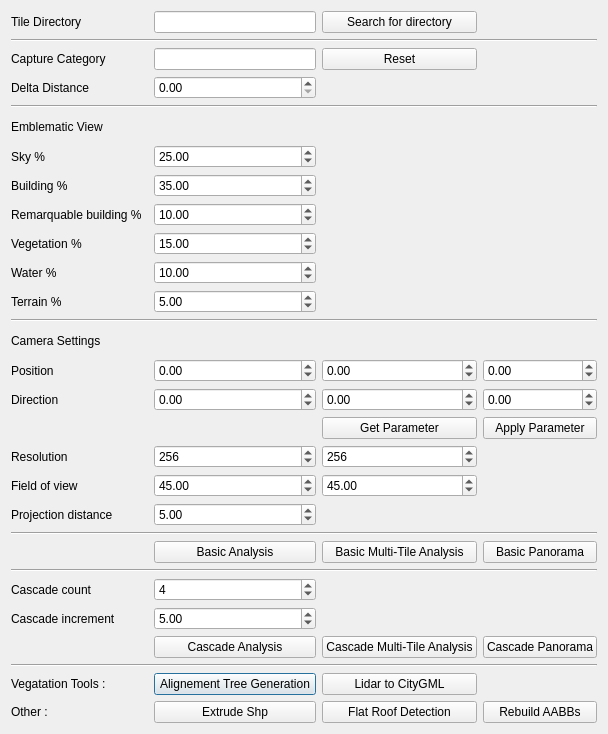
First picture: the form in ui/dialogVisibilite.ui, repository VCityTeam/3DUSE, before the edit.
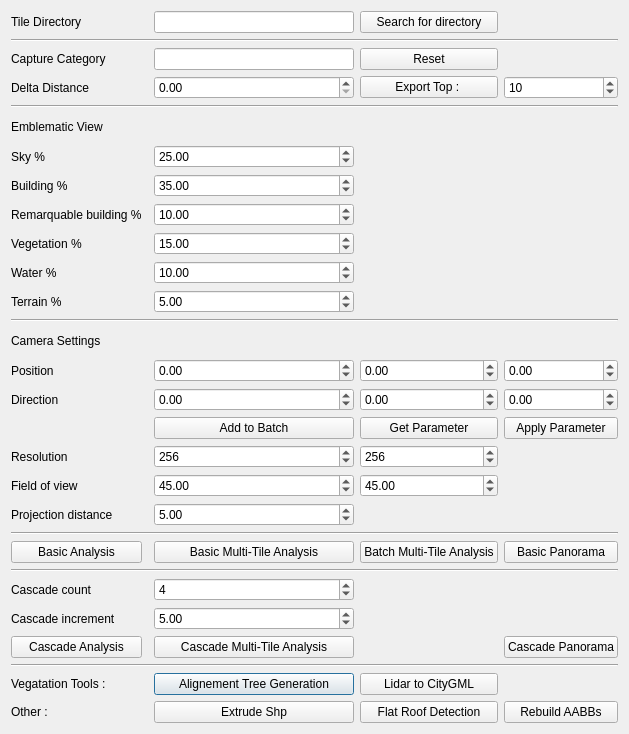
Second picture: the form after the edit.

What changed in the file:
```diff
--- a/ui/dialogVisibilite.ui
+++ b/ui/dialogVisibilite.ui
@@ -6,7 +6,7 @@
    <rect>
     <x>0</x>
     <y>0</y>
-    <width>608</width>
+    <width>629</width>
     <height>734</height>
    </rect>
   </property>
@@ -325,13 +325,6 @@
      </property>
     </widget>
    </item>
-   <item row="21" column="3">
-    <widget class="QPushButton" name="multitileBasicB">
-     <property name="text">
-      <string>Basic Multi-Tile Analysis</string>
-     </property>
-    </widget>
-   </item>
    <item row="9" column="2">
     <widget class="QDoubleSpinBox" name="vegetSB">
      <property name="value">
@@ -388,13 +381,6 @@
      </property>
     </widget>
    </item>
-   <item row="25" column="3">
-    <widget class="QPushButton" name="multitileCascadeB">
-     <property name="text">
-      <string>Cascade Multi-Tile Analysis</string>
-     </property>
-    </widget>
-   </item>
    <item row="10" column="2">
     <widget class="QDoubleSpinBox" name="waterSB">
      <property name="value">
@@ -405,13 +391,6 @@
    <item row="0" column="2">
     <widget class="QLineEdit" name="dirLE"/>
    </item>
-   <item row="21" column="2">
-    <widget class="QPushButton" name="basicAnalysisB">
-     <property name="text">
-      <string>Basic Analysis</string>
-     </property>
-    </widget>
-   </item>
    <item row="11" column="2">
     <widget class="QDoubleSpinBox" name="terrainSB">
      <property name="value">
@@ -419,13 +398,6 @@
      </property>
     </widget>
    </item>
-   <item row="25" column="2">
-    <widget class="QPushButton" name="cascadeB">
-     <property name="text">
-      <string>Cascade Analysis</string>
-     </property>
-    </widget>
-   </item>
    <item row="0" column="3">
     <widget class="QPushButton" name="dirB">
      <property name="text">
@@ -509,6 +481,68 @@
      </property>
     </widget>
    </item>
+   <item row="21" column="0">
+    <widget class="QPushButton" name="basicAnalysisB">
+     <property name="text">
+      <string>Basic Analysis</string>
+     </property>
+    </widget>
+   </item>
+   <item row="21" column="2">
+    <widget class="QPushButton" name="multitileBasicB">
+     <property name="text">
+      <string>Basic Multi-Tile Analysis</string>
+     </property>
+    </widget>
+   </item>
+   <item row="21" column="3">
+    <widget class="QPushButton" name="batchMTB">
+     <property name="text">
+      <string>Batch Multi-Tile Analysis</string>
+     </property>
+    </widget>
+   </item>
+   <item row="16" column="2">
+    <widget class="QPushButton" name="addToBatchB">
+     <property name="text">
+      <string>Add to Batch</string>
+     </property>
+    </widget>
+   </item>
+   <item row="25" column="0">
+    <widget class="QPushButton" name="cascadeB">
+     <property name="text">
+      <string>Cascade Analysis</string>
+     </property>
+    </widget>
+   </item>
+   <item row="25" column="2">
+    <widget class="QPushButton" name="multitileCascadeB">
+     <property name="text">
+      <string>Cascade Multi-Tile Analysis</string>
+     </property>
+    </widget>
+   </item>
+   <item row="3" column="3">
+    <widget class="QPushButton" name="exportTopB">
+     <property name="text">
+      <string>Export Top : </string>
+     </property>
+    </widget>
+   </item>
+   <item row="3" column="4">
+    <widget class="QSpinBox" name="exportTopSB">
+     <property name="minimum">
+      <number>1</number>
+     </property>
+     <property name="maximum">
+      <number>999999999</number>
+     </property>
+     <property name="value">
+      <number>10</number>
+     </property>
+    </widget>
+   </item>
   </layout>
  </widget>
  <resources/>
```
